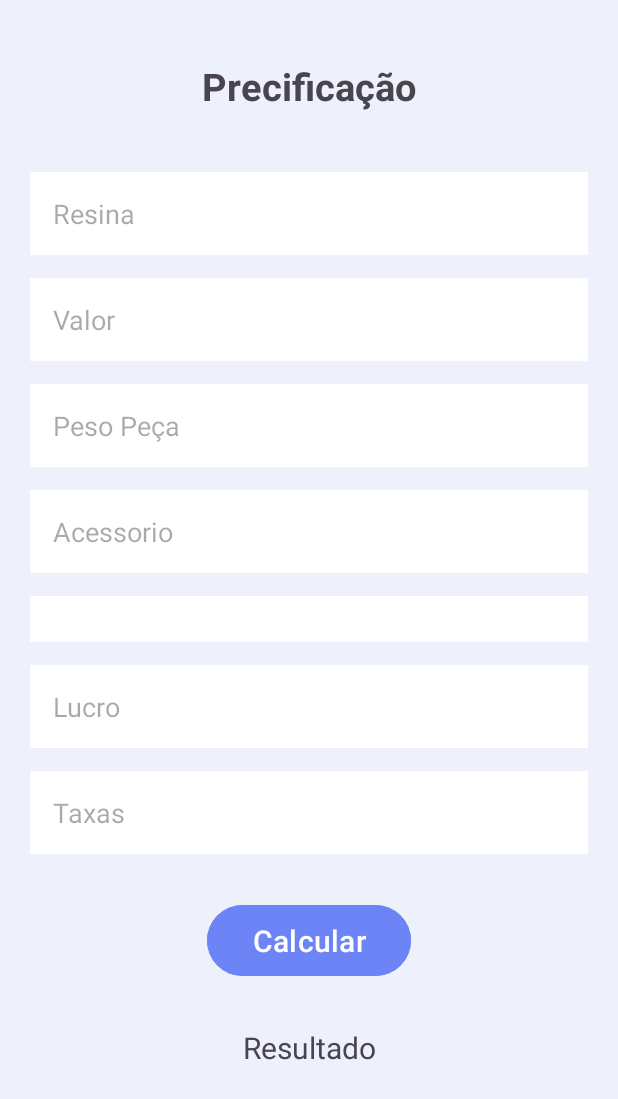
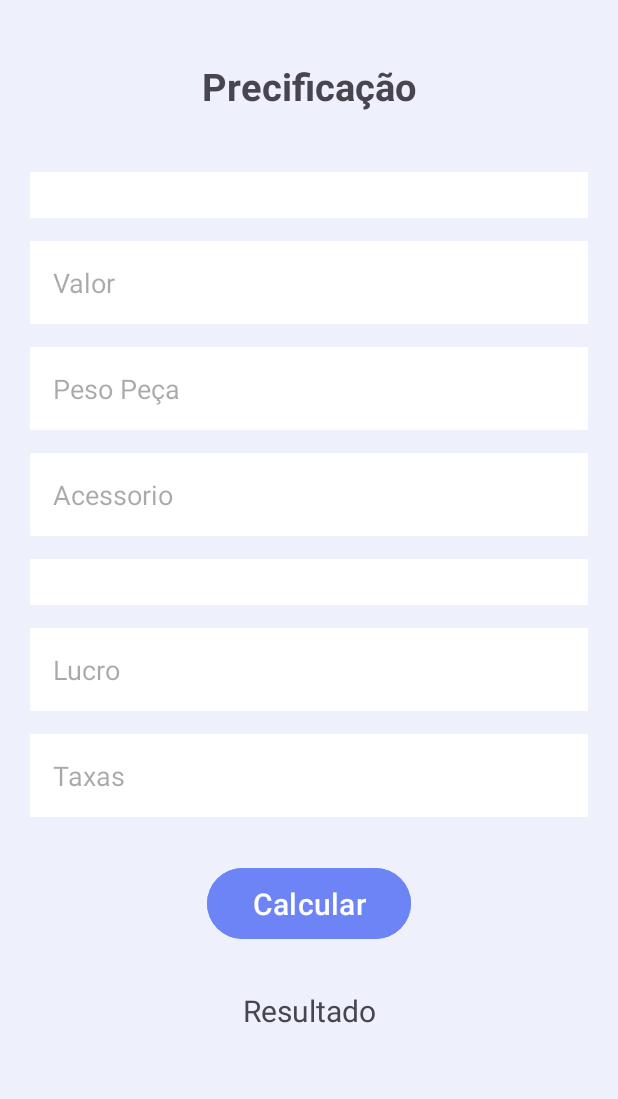
Before and after one commit to VitorPgms/ArtPrices, an Android app: the layout activity_main.xml on its own in the app's theme, with its tools: preview values and no code run, on a phone screen of 412 x 824 dp. Shown: the top 1099 px of the screen. Run offline under Robolectric (Android 15) with nearby library versions, the phone set to English and light mode, and no system bars.

Commit message:
Adicionando um Spinner no peso da resina

```diff
--- a/app/src/main/res/layout/activity_main.xml
+++ b/app/src/main/res/layout/activity_main.xml
@@ -18,12 +18,10 @@
         android:layout_margin="40dp"
         android:layout_gravity="center"/>
 
-    <androidx.appcompat.widget.AppCompatEditText
-        android:id="@+id/editResina"
+    <Spinner
+        android:id="@+id/spiResina"
         android:layout_width="match_parent"
         android:layout_height="wrap_content"
-        android:hint="Resina"
-        android:inputType="number"
         android:layout_marginStart="20dp"
         android:layout_marginEnd="20dp"
         android:padding="15dp"
```
Also changed, not shown: app/src/main/java/com/example/artprice/MainActivity.kt (+22 -7 lines).
